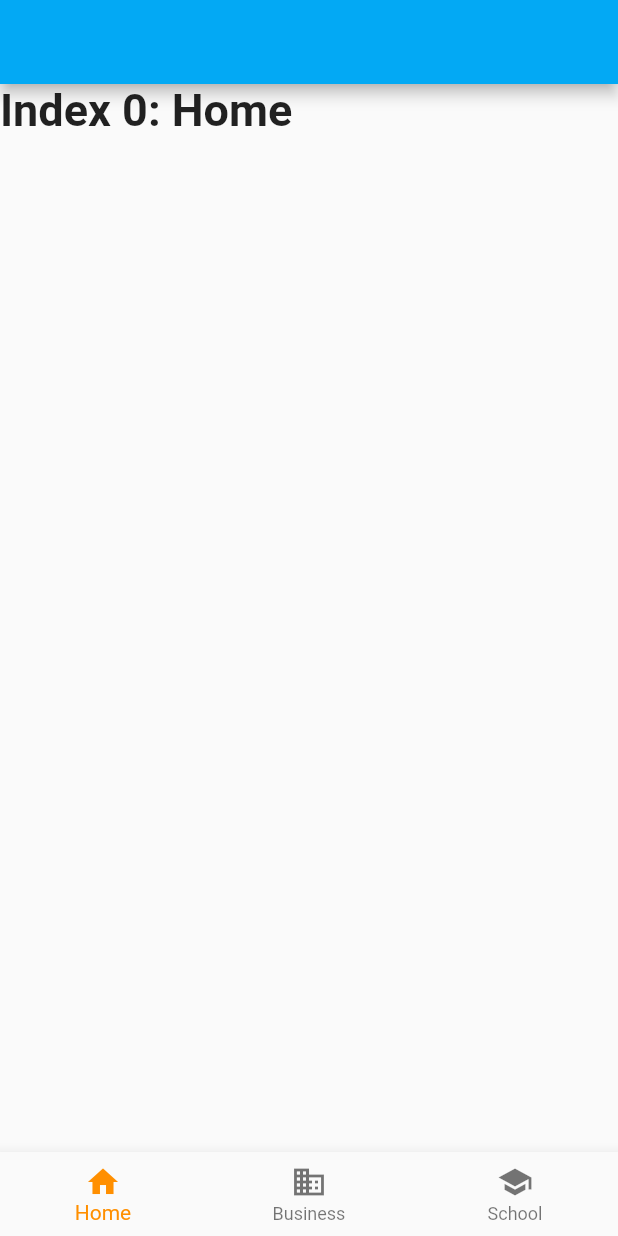
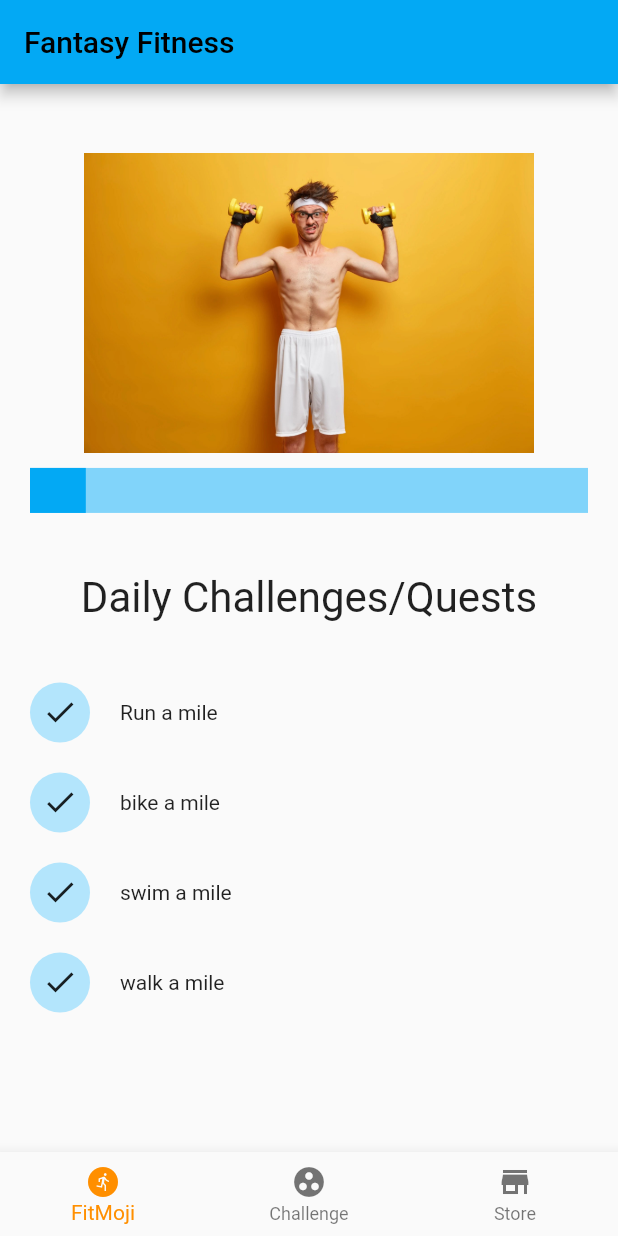
Before and after one commit to Javas01/fantasy_fitness, a Flutter app: the HomePage screen opened directly, on a phone screen of 412 x 824 dp. Run offline on Flutter 3.47's test engine with Material 2 defaults, Android fonts, the phone set to English and light mode, and no system bars; our stand-ins replace supabase_flutter; missing offline and left inert: dart:ffi; accounts and stored records are empty.

Commit message:
feat: added FitMoji page

```diff
--- a/lib/constants.dart
+++ b/lib/constants.dart
@@ -2,6 +2,7 @@ import 'package:flutter/material.dart';
 import 'package:supabase_flutter/supabase_flutter.dart';
 
 final supabase = Supabase.instance.client;
+const title = [Text('Fitmoji'), Text('Challenge'), Text('Store')];
 
 extension ShowSnackBar on BuildContext {
   void showSnackBar({
--- /dev/null
+++ b/lib/fitmoji.dart
@@ -0,0 +1,137 @@
+import 'package:fantasy_fitness/constants.dart';
+import 'package:flutter/material.dart';
+import 'package:flutter/src/widgets/container.dart';
+import 'package:flutter/src/widgets/framework.dart';
+
+class FitmojiPage extends StatefulWidget {
+  const FitmojiPage({super.key});
+
+  @override
+  State<FitmojiPage> createState() => _FitmojiPageState();
+}
+
+class _FitmojiPageState extends State<FitmojiPage> {
+  @override
+  Widget build(BuildContext context) {
+    return Padding(
+      padding: const EdgeInsets.all(20.0),
+      child: Column(
+        children: [
+          FutureBuilder(
+            future: supabase.from('users').select().single(),
+            builder: (context, snapshot) {
+              if (snapshot.hasError ||
+                  snapshot.connectionState == ConnectionState.waiting) {
+                return const Text('');
+              } else {
+                String name = snapshot.data['name'] as String;
+                int level = snapshot.data['level'] as int;
+                return Row(
+                  mainAxisAlignment: MainAxisAlignment.center,
+                  children: [
+                    Text(
+                      name,
+                      textScaleFactor: 2,
+                    ),
+                    const SizedBox(width: 5),
+                    Text(
+                      '- FitLvl $level',
+                      textScaleFactor: 2,
+                    ),
+                  ],
+                );
+              }
+            },
+          ),
+          const SizedBox(
+            height: 10,
+          ),
+          Center(
+            child: Image.asset(
+              'images/skinny_guy.jpg',
+              width: 300,
+            ),
+          ),
+          const SizedBox(
+            height: 10,
+          ),
+          // ignore: prefer_const_constructors
+          LinearProgressIndicator(
+            value: 0.1,
+            minHeight: 30,
+            semanticsLabel: 'Level up progress indicator',
+          ),
+          const SizedBox(
+            height: 40,
+          ),
+          const Text(
+            'Daily Challenges/Quests',
+            textScaleFactor: 2,
+          ),
+          const SizedBox(
+            height: 40,
+          ),
+          Expanded(
+            child: ListView(
+              children: [
+                Row(
+                  children: const [
+                    CircleAvatar(
+                      child: Icon(Icons.check),
+                    ),
+                    SizedBox(
+                      width: 20,
+                    ),
+                    Text('Run a mile')
+                  ],
+                ),
+                const SizedBox(
+                  height: 20,
+                ),
+                Row(
+                  children: const [
+                    CircleAvatar(
+                      child: Icon(Icons.check),
+                    ),
+                    SizedBox(
+                      width: 20,
+                    ),
+                    Text('bike a mile')
+                  ],
+                ),
+                const SizedBox(
+                  height: 20,
+                ),
+                Row(
+                  children: const [
+                    CircleAvatar(
+                      child: Icon(Icons.check),
+                    ),
+                    SizedBox(
+                      width: 20,
+                    ),
+                    Text('swim a mile')
+                  ],
+                ),
+                const SizedBox(
+                  height: 20,
+                ),
+                Row(
+                  children: const [
+                    CircleAvatar(
+                      child: Icon(Icons.check),
+                    ),
+                    SizedBox(
+                      width: 20,
+                    ),
+                    Text('walk a mile')
+                  ],
+                ),
+              ],
+            ),
+          )
+        ],
+      ),
+    );
+  }
+}
--- a/lib/home.dart
+++ b/lib/home.dart
@@ -1,5 +1,7 @@
 import 'dart:ffi';
 
+import 'package:fantasy_fitness/constants.dart';
+import 'package:fantasy_fitness/fitmoji.dart';
 import 'package:fantasy_fitness/main.dart';
 import 'package:flutter/material.dart';
 
@@ -14,21 +16,10 @@ class HomePage extends StatefulWidget {
 
 class _HomePageState extends State<HomePage> {
   int _selectedIndex = 0;
-  static const TextStyle optionStyle =
-      TextStyle(fontSize: 30, fontWeight: FontWeight.bold);
-  static const List<Widget> _widgetOptions = <Widget>[
-    Text(
-      'Index 0: Home',
-      style: optionStyle,
-    ),
-    Text(
-      'Index 1: Business',
-      style: optionStyle,
-    ),
-    Text(
-      'Index 2: School',
-      style: optionStyle,
-    ),
+  static final List<Widget> _widgetOptions = <Widget>[
+    const FitmojiPage(),
+    Container(),
+    Container(),
   ];
 
   void _onItemTapped(int index) {
@@ -40,42 +31,26 @@ class _HomePageState extends State<HomePage> {
   @override
   Widget build(BuildContext context) {
     return Scaffold(
+      // appBar: AppBar(
+      //   title: title[_selectedIndex],
+      // ),
       appBar: AppBar(
-          title: FutureBuilder(
-        future: supabase.from('users').select().single(),
-        builder: (context, snapshot) {
-          if (snapshot.hasError ||
-              snapshot.connectionState == ConnectionState.waiting) {
-            return const Text('');
-          } else {
-            String name = snapshot.data['name'] as String;
-            int level = snapshot.data['level'] as int;
-            print(level);
-            return Row(
-              mainAxisAlignment: MainAxisAlignment.center,
-              children: [
-                Text(name),
-                const SizedBox(width: 10),
-                Text('fit level:${level}'),
-              ],
-            );
-          }
-        },
-      )),
+        title: const Text('Fantasy Fitness'),
+      ),
       body: _widgetOptions.elementAt(_selectedIndex),
       bottomNavigationBar: BottomNavigationBar(
         items: const <BottomNavigationBarItem>[
           BottomNavigationBarItem(
-            icon: Icon(Icons.home),
-            label: 'Home',
+            icon: Icon(Icons.run_circle),
+            label: 'FitMoji',
           ),
           BottomNavigationBarItem(
-            icon: Icon(Icons.business),
-            label: 'Business',
+            icon: Icon(Icons.group_work),
+            label: 'Challenge',
           ),
           BottomNavigationBarItem(
-            icon: Icon(Icons.school),
-            label: 'School',
+            icon: Icon(Icons.store),
+            label: 'Store',
           ),
         ],
         currentIndex: _selectedIndex,
```
